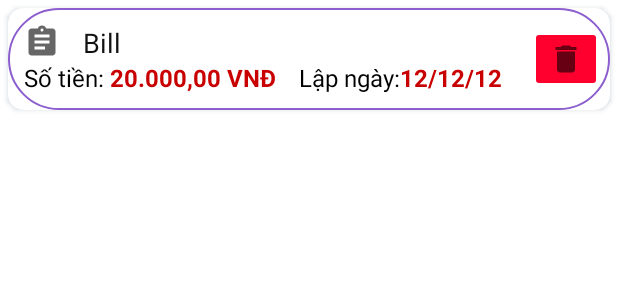
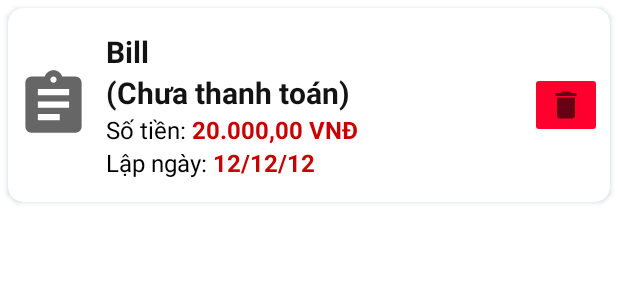
Before and after one commit to arirator120/demopharmacystore, an Android app: the layout row_item_history.xml on its own in the app's theme, with its tools: preview values and no code run, on a phone screen of 412 x 824 dp. Shown: the top 300 px of the screen. Run offline under Robolectric (Android 15) with nearby library versions, the phone set to English and light mode, and no system bars.

Commit message:
Chinh gd lich su hoa don

```diff
--- a/QuanLyQuayThuoc/app/src/main/java/com/dthd/quanlyquaythuoc/adapter/BillHistoryAdapter.java
+++ b/QuanLyQuayThuoc/app/src/main/java/com/dthd/quanlyquaythuoc/adapter/BillHistoryAdapter.java
@@ -54,7 +54,7 @@ public class BillHistoryAdapter extends RecyclerView.Adapter<BillHistoryAdapter.
         if(b==null)
             return;
 
-        holder.tvName.setText("Hóa đơn " + b.getNameEmployee() + " lập (Chưa thanh toán)");
+        holder.tvName.setText("Hóa đơn " + b.getNameEmployee());
         String priceFormat = String.format("%,d",b.getSum());
         String price = priceFormat.replace(",","."); //thay , thành .
         holder.tvPrice.setText(price);
--- a/QuanLyQuayThuoc/app/src/main/res/layout/row_item_history.xml
+++ b/QuanLyQuayThuoc/app/src/main/res/layout/row_item_history.xml
@@ -6,80 +6,89 @@
     android:gravity="center_vertical"
     android:padding="5dp"
     app:cardCornerRadius="10dp"
+    android:id="@+id/layout_item"
     android:layout_margin="5dp"
-    android:id="@+id/layout_item"
     android:outlineSpotShadowColor="#123456"
     android:layout_height="wrap_content">
     <LinearLayout
         android:layout_width="match_parent"
         android:gravity="center_vertical"
         android:padding="5dp"
-        android:background="@drawable/border"
+        android:id="@+id/layout_content"
         android:layout_height="wrap_content">
+        <ImageView
+            android:id="@+id/ivPic"
+            android:src="@drawable/ic_bill"
+            android:layout_width="50dp"
+            android:layout_height="50dp"/>
+
         <LinearLayout
             android:layout_width="0dp"
-            android:padding="5dp"
+            android:layout_height="wrap_content"
             android:layout_weight="1"
-            android:id="@+id/layout_content"
             android:orientation="vertical"
-            android:layout_height="wrap_content">
+            android:padding="10dp">
+
+            <TextView
+                android:id="@+id/tvName"
+                android:layout_width="match_parent"
+                android:layout_height="match_parent"
+                android:text="Bill"
+                android:textColor="#131313"
+                android:textSize="20sp"
+                android:textStyle="bold" />
+            <TextView
+                android:layout_width="match_parent"
+                android:layout_height="match_parent"
+                android:text="(Chưa thanh toán)"
+                android:textColor="#131313"
+                android:textSize="20sp"
+                android:textStyle="bold" />
+
             <TableLayout
                 android:layout_width="match_parent"
-                android:layout_height="match_parent"
-                >
+                android:layout_height="match_parent">
+
                 <TableRow>
+
                     <TextView
                         android:layout_width="wrap_content"
                         android:layout_height="match_parent"
                         android:textColor="@color/black"
-                        android:textSize="18sp"
-                        android:paddingRight="15dp"
-                        android:drawableStart="@drawable/ic_bill"/>
+                        android:textSize="16sp"
+                        android:text="Số tiền: "/>
+
                     <TextView
-                        android:id="@+id/tvName"
-                        android:layout_width="match_parent"
+                        android:id="@+id/tvPrice"
+                        android:layout_width="wrap_content"
                         android:layout_height="match_parent"
-                        android:textColor="#111111"
-                        android:text="Bill"
-                        android:textSize="18sp"
+                        android:text="20.000"
+                        android:textColor="#C80000"
+                        android:textSize="16sp"
+                        android:textStyle="bold" />
+
+                    <TextView
+                        android:layout_width="0dp"
+                        android:layout_height="match_parent"
+                        android:layout_weight="1"
+                        android:textColor="#C80000"
+                        android:textStyle="bold"
+                        android:textSize="16sp"
+                        android:text=",00 VNĐ"
                         />
                 </TableRow>
 
             </TableLayout>
             <TableLayout
                 android:layout_width="match_parent"
-                android:layout_height="match_parent"
-                >
+                android:layout_height="wrap_content">
                 <TableRow>
                     <TextView
                         android:layout_width="wrap_content"
                         android:layout_height="match_parent"
                         android:textColor="@color/black"
                         android:textSize="16sp"
-                        android:text="Số tiền: "/>
-                    <TextView
-                        android:id="@+id/tvPrice"
-                        android:layout_width="wrap_content"
-                        android:layout_height="match_parent"
-                        android:textColor="#C80000"
-                        android:textStyle="bold"
-                        android:textSize="16sp"
-                        android:text="20.000"/>
-                    <TextView
-                        android:layout_width="wrap_content"
-                        android:layout_height="match_parent"
-                        android:textColor="#C80000"
-                        android:textStyle="bold"
-                        android:textSize="16sp"
-                        android:text=",00 VNĐ"
-                        />
-                    <TextView
-                        android:layout_width="wrap_content"
-                        android:layout_height="match_parent"
-                        android:textColor="@color/black"
-                        android:textSize="16sp"
-                        android:paddingLeft="15dp"
-                        android:text="Lập ngày:"/>
+                        android:text="Lập ngày: "/>
                     <TextView
                         android:id="@+id/tvDate"
                         android:layout_width="wrap_content"
@@ -93,6 +102,7 @@
 
             </TableLayout>
         </LinearLayout>
+
         <ImageButton
             android:id="@+id/imgBtnDelete"
             android:layout_width="wrap_content"
@@ -100,7 +110,5 @@
             android:backgroundTint="#FF002E"
             android:src="@drawable/ic_delete"
             tools:ignore="SpeakableTextPresentCheck,TouchTargetSizeCheck" />
-
     </LinearLayout>
-
 </androidx.cardview.widget.CardView>
```
